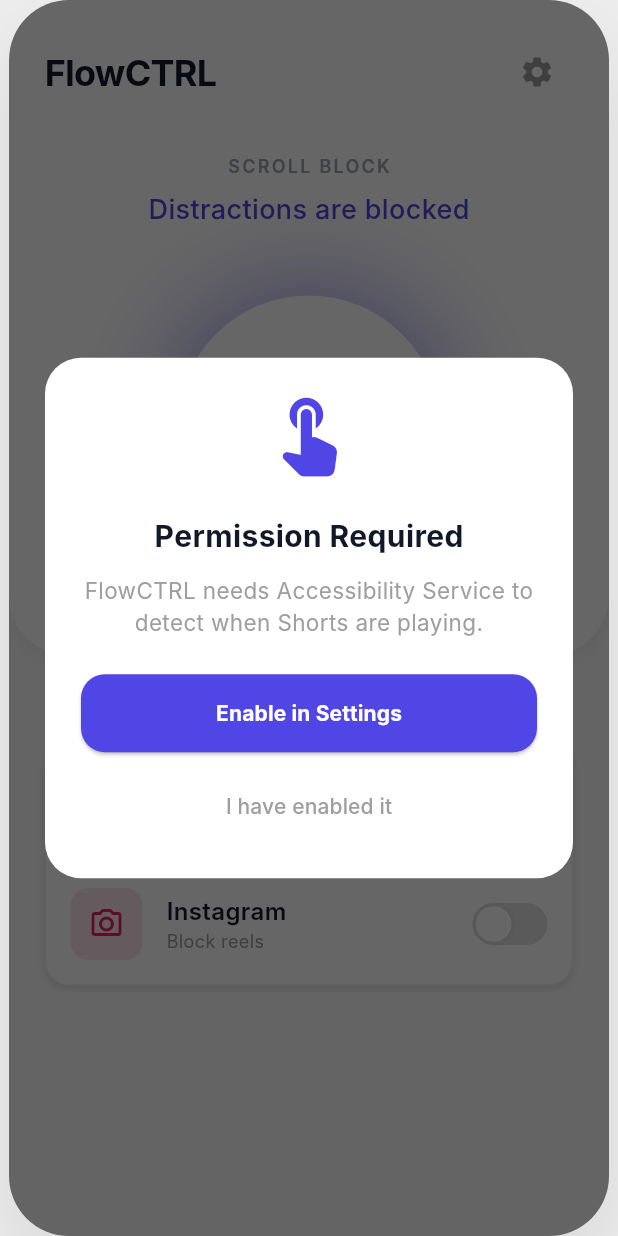
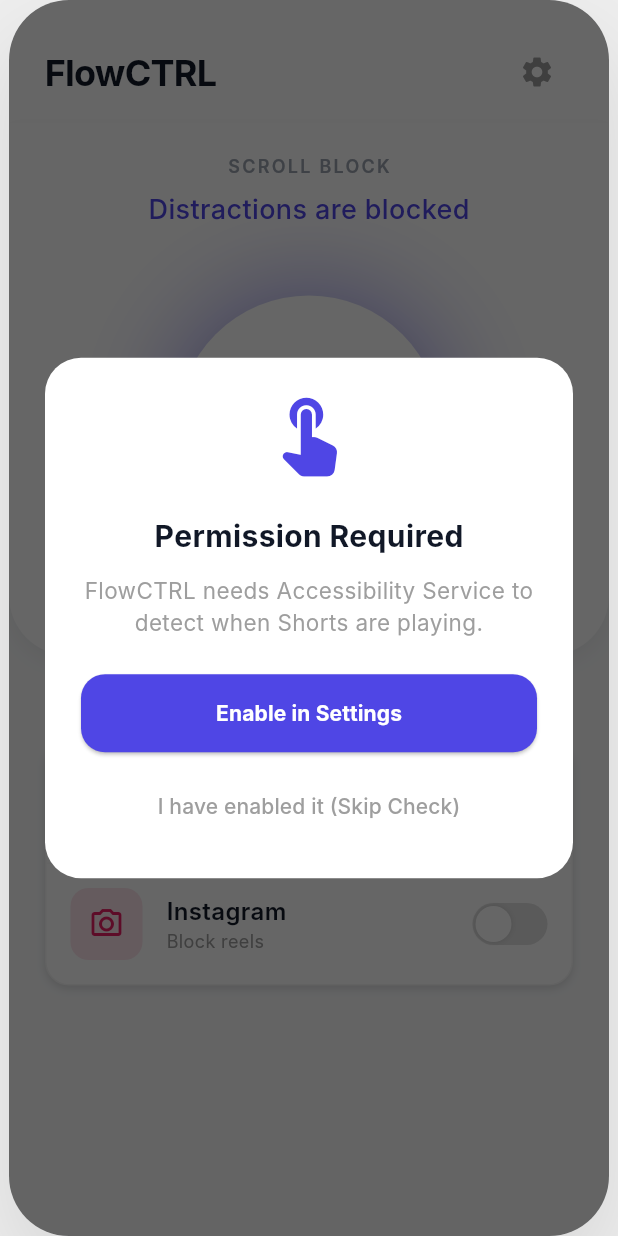
Before and after one commit to BajWarring/FlowCTRL, a Flutter app: the screen it shows after launch, after a tap on "Enable in Settings", on a phone screen of 412 x 824 dp. Run offline on Flutter 3.47's test engine with Material 3 defaults, Android fonts, the phone set to English and light mode, and no system bars; our stand-ins replace shared_preferences; missing offline and left inert: flutter_accessibility_service; Roboto replaces fonts that are missing (Inter).

Commit message:
Update dashboard_screen.dart

```diff
--- a/lib/dashboard_screen.dart
+++ b/lib/dashboard_screen.dart
@@ -13,8 +13,8 @@
 
 class _DashboardScreenState extends State<DashboardScreen> with TickerProviderStateMixin, WidgetsBindingObserver {
   // --- State Variables ---
-  bool _isServiceEnabled = false; // Is the Android Permission given?
-  bool _isBlockingEnabled = true; // Is the "Blocker" turned ON?
+  bool _isServiceEnabled = false;
+  bool _isBlockingEnabled = true;
   Timer? _monitorTimer;
   late AnimationController _spinController;
 
@@ -28,7 +28,7 @@
   @override
   void initState() {
     super.initState();
-    WidgetsBinding.instance.addObserver(this); // Detect App Resume
+    WidgetsBinding.instance.addObserver(this);
     _spinController = AnimationController(
       vsync: this,
       duration: const Duration(seconds: 2),
@@ -46,10 +46,10 @@
     super.dispose();
   }
 
-  // Detect when user comes back from Settings
   @override
   void didChangeAppLifecycleState(AppLifecycleState state) {
     if (state == AppLifecycleState.resumed) {
+      // Immediate aggressive check when returning to app
       _checkPermissionNow();
     }
   }
@@ -57,18 +57,27 @@
   // --- Logic ---
 
   void _startPermissionMonitor() {
-    // Check frequently (every 500ms) to ensure popup disappears instantly
-    _monitorTimer = Timer.periodic(const Duration(milliseconds: 500), (timer) {
+    // Check every 1 second
+    _monitorTimer = Timer.periodic(const Duration(seconds: 1), (timer) {
       _checkPermissionNow();
     });
   }
 
   Future<void> _checkPermissionNow() async {
-    bool isRunning = await FlutterAccessibilityService.isAccessibilityPermissionEnabled();
-    if (isRunning != _isServiceEnabled) {
+    // 1. Check the official OS flag
+    bool osPermission = await FlutterAccessibilityService.isAccessibilityPermissionEnabled();
+
+    // 2. Check the "I AM ALIVE" flag from Kotlin (Backup Source of Truth)
+    final prefs = await SharedPreferences.getInstance();
+    bool serviceRunning = prefs.getBool('service_active') ?? false;
+
+    // If EITHER is true, we are good.
+    bool actuallyEnabled = osPermission || serviceRunning;
+
+    if (actuallyEnabled != _isServiceEnabled) {
       if (mounted) {
         setState(() {
-          _isServiceEnabled = isRunning;
+          _isServiceEnabled = actuallyEnabled;
         });
       }
     }
@@ -79,7 +88,6 @@
     setState(() {
       _isBlockingEnabled = prefs.getBool('isBlockingEnabled') ?? true;
     });
-    // Check permission immediately on load
     _checkPermissionNow();
   }
 
@@ -96,10 +104,9 @@
   @override
   Widget build(BuildContext context) {
     return Scaffold(
-      backgroundColor: Colors.grey[200], // Outer background
+      backgroundColor: Colors.grey[200],
       body: Center(
         child: Container(
-          // The "Mobile Simulation" Container
           constraints: const BoxConstraints(maxWidth: 400, maxHeight: 850),
           decoration: BoxDecoration(
             color: kBgWhite,
@@ -132,7 +139,6 @@
                   ],
                 ),
 
-                // Overlay Logic: Only show if service is NOT enabled
                 if (!_isServiceEnabled)
                   Positioned.fill(
                     child: _buildPermissionOverlay(),
@@ -147,8 +153,8 @@
 
   Widget _buildHeader() {
     return Container(
-      color: Colors.white, // Match hero section color to hide gaps
-      padding: const EdgeInsets.fromLTRB(24, 24, 24, 10), // Reduced top padding
+      color: Colors.white,
+      padding: const EdgeInsets.fromLTRB(24, 24, 24, 10),
       child: Row(
         mainAxisAlignment: MainAxisAlignment.spaceBetween,
         children: [
@@ -163,9 +169,7 @@
           ),
           IconButton(
             icon: const Icon(Icons.settings, color: Colors.grey),
-            onPressed: () {
-               // Settings placeholder
-            },
+            onPressed: () {}, // Settings placeholder
           )
         ],
       ),
@@ -175,7 +179,6 @@
   Widget _buildHeroSection() {
     return Container(
       width: double.infinity,
-      // Increased bottom padding to ensure button sits completely inside
       padding: const EdgeInsets.only(top: 20, bottom: 60),
       decoration: BoxDecoration(
         color: Colors.white,
@@ -216,7 +219,6 @@
             child: Stack(
               alignment: Alignment.center,
               children: [
-                // 1. The Glow (Only when active)
                 if (_isBlockingEnabled)
                   Container(
                     width: 180,
@@ -233,7 +235,6 @@
                     ),
                   ),
 
-                // 2. The Rotating Light Loop
                 if (_isBlockingEnabled)
                   AnimatedBuilder(
                     animation: _spinController,
@@ -260,7 +261,6 @@
                     },
                   ),
 
-                // 3. The Inner White Button
                 Container(
                   width: 172,
                   height: 172,
@@ -273,12 +273,11 @@
                         blurRadius: 20,
                         offset: const Offset(0, 10),
                       ),
-                      // Inner white highlight
-                       BoxShadow(
+                       const BoxShadow(
                         color: Colors.white,
                         blurRadius: 0,
                         spreadRadius: 2,
-                        offset: const Offset(0, 0),
+                        offset: Offset(0, 0),
                       ),
                     ],
                   ),
@@ -453,8 +452,7 @@
 
   Widget _buildPermissionOverlay() {
     return GestureDetector(
-      // Tapping the background forces a re-check (good UX fix)
-      onTap: _checkPermissionNow,
+      onTap: _checkPermissionNow, // Tapping background retries check
       child: Container(
         color: Colors.black.withOpacity(0.6),
         child: Center(
@@ -490,9 +488,6 @@
                   child: ElevatedButton(
                     onPressed: () async {
                       await FlutterAccessibilityService.requestAccessibilityPermission();
-                      // Check immediately after they return or tap
-                      await Future.delayed(const Duration(seconds: 1));
-                      _checkPermissionNow();
                     },
                     style: ElevatedButton.styleFrom(
                       backgroundColor: kIndigo,
@@ -509,10 +504,17 @@
                   ),
                 ),
                 const SizedBox(height: 12),
-                // Fallback manual button if timer is slow
+
+                // --- THE MANUAL OVERRIDE BUTTON ---
+                // If the automatic checks fail, this lets the user force-enter the app.
                 TextButton(
-                  onPressed: _checkPermissionNow,
-                  child: const Text("I have enabled it", style: TextStyle(color: Colors.grey)),
+                  onPressed: () {
+                    // Force the UI to believe it's enabled
+                    setState(() {
+                      _isServiceEnabled = true;
+                    });
+                  },
+                  child: const Text("I have enabled it (Skip Check)", style: TextStyle(color: Colors.grey)),
                 ),
               ],
             ),
```
